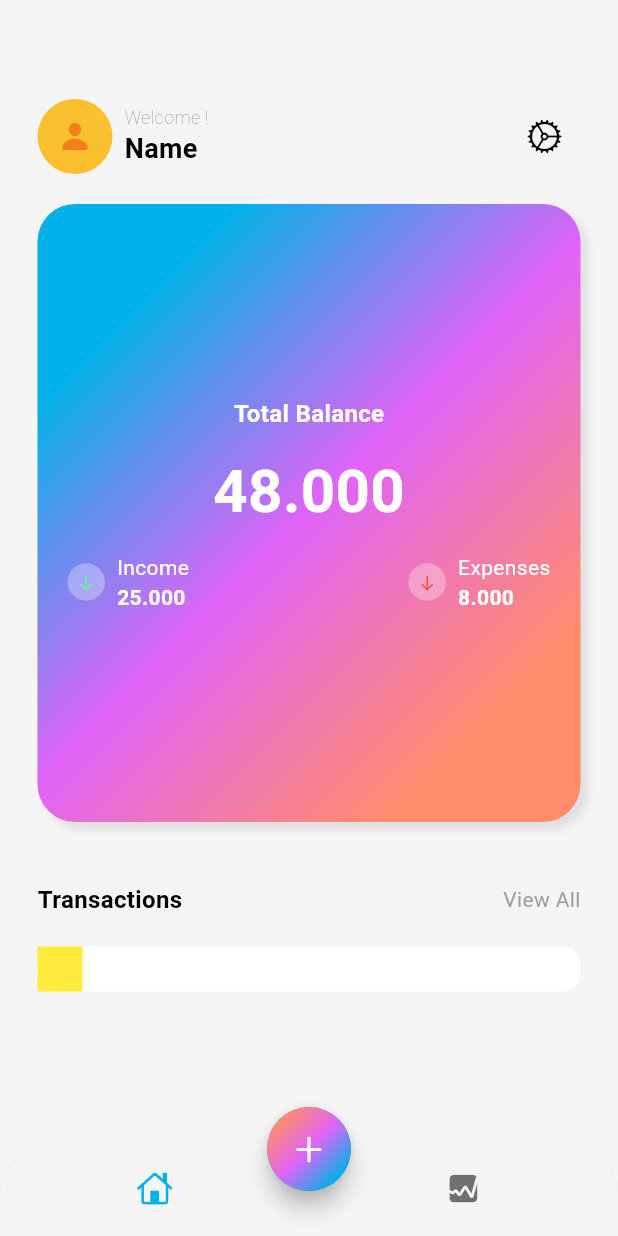
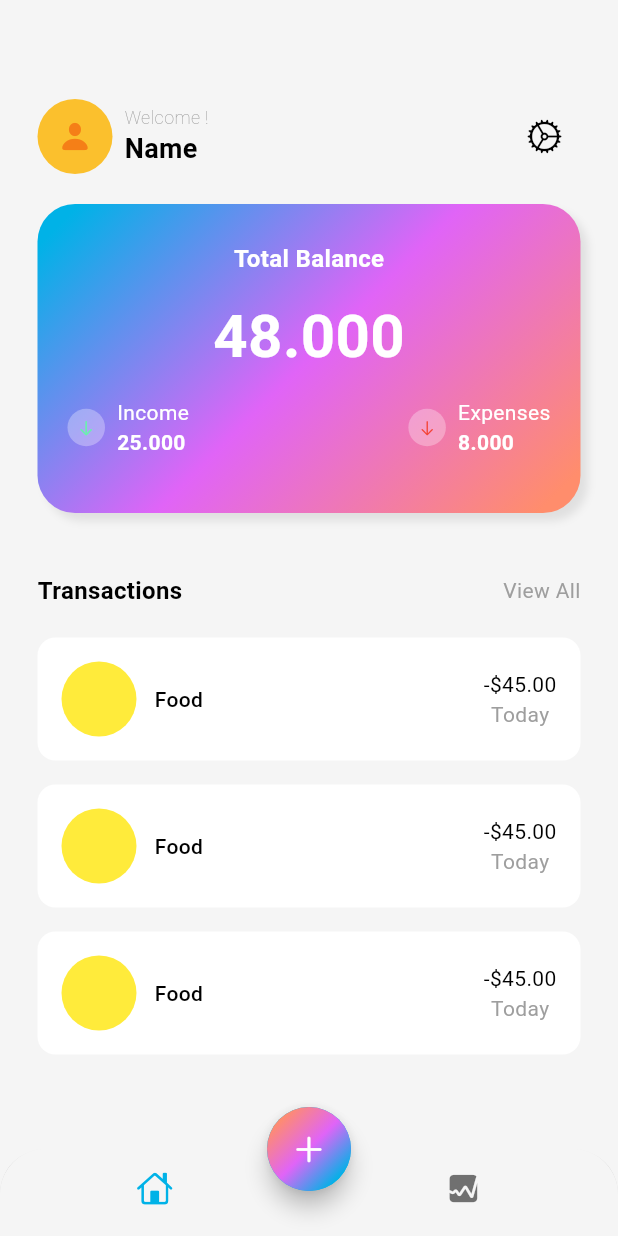
Before and after one commit to sachinsebastian1212/flutter_expense_tracker_romain_girou, a Flutter app: the screen it shows after launch, on a phone screen of 412 x 824 dp. Run offline on Flutter 3.47's test engine with Material 3 defaults, Android fonts, the light colour scheme and no system bars.

Commit message:
list tile like elements starting

```diff
--- a/lib/screens/home/views/main_screen.dart
+++ b/lib/screens/home/views/main_screen.dart
@@ -57,7 +57,7 @@ class MainScreen extends StatelessWidget {
           const SizedBox(height: 20),
           Container(
             width: MediaQuery.of(context).size.width,
-            height: MediaQuery.of(context).size.height / 2,
+            height: MediaQuery.of(context).size.height / 4,
             decoration: BoxDecoration(
                 gradient: LinearGradient(colors: [
                   Theme.of(context).colorScheme.primary,
@@ -201,21 +201,58 @@ class MainScreen extends StatelessWidget {
           const SizedBox(height: 20),
           Expanded(
             child: ListView.builder(
-              itemCount: 1,
+              itemCount: 3,
               itemBuilder: (context, index) {
-                return Container(
+                return Padding(
+                  padding: const EdgeInsets.only(bottom: 16.0),
+                  child: Container(
                     decoration: BoxDecoration(
                       color: Colors.white,
                       borderRadius: BorderRadius.circular(12),
                     ),
+                    child: Padding(
+                      padding: const EdgeInsets.all(16.0),
                       child: Row(
                         children: [
                           Container(
-                        width: 30,
-                        height: 30,
-                        decoration: const BoxDecoration(color: Colors.yellow),
+                            width: 50,
+                            height: 50,
+                            decoration: const BoxDecoration(
+                                color: Colors.yellow, shape: BoxShape.circle),
+                          ),
+                          const SizedBox(width: 12),
+                          Text(
+                            'Food',
+                            style: TextStyle(
+                                fontSize: 14,
+                                fontWeight: FontWeight.w500,
+                                color: Theme.of(context).colorScheme.onSurface),
+                          ),
+                          const Spacer(),
+                          Column(
+                            children: [
+                              Text(
+                                '-\$45.00',
+                                style: TextStyle(
+                                    fontSize: 14,
+                                    fontWeight: FontWeight.w400,
+                                    color: Theme.of(context)
+                                        .colorScheme
+                                        .onSurface),
+                              ),
+                              Text(
+                                'Today',
+                                style: TextStyle(
+                                    fontSize: 14,
+                                    fontWeight: FontWeight.w400,
+                                    color:
+                                        Theme.of(context).colorScheme.outline),
+                              ),
+                            ],
                           )
                         ],
+                      ),
+                    ),
                   ),
                 );
               },
```
Lines whose indentation alone changed are shown as unchanged.
